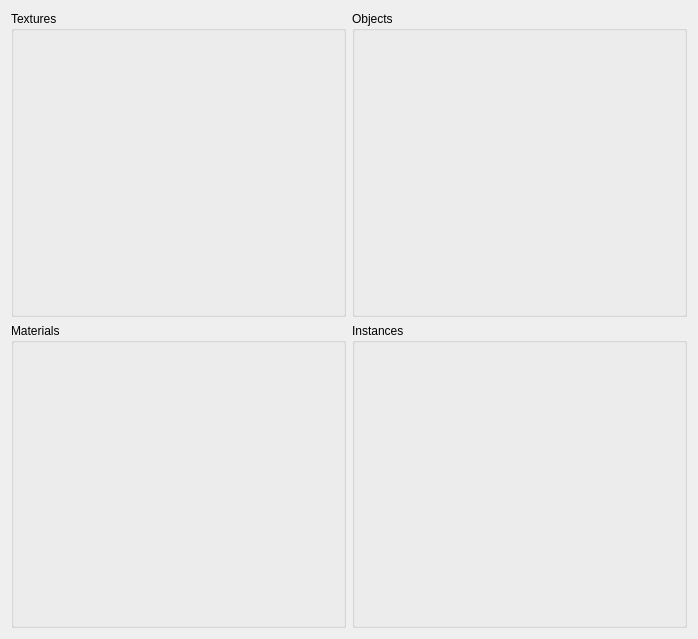
Old version of the form src/RenderDataWidget.ui in the repository MickaelOnTheWave/3dvisualizer.
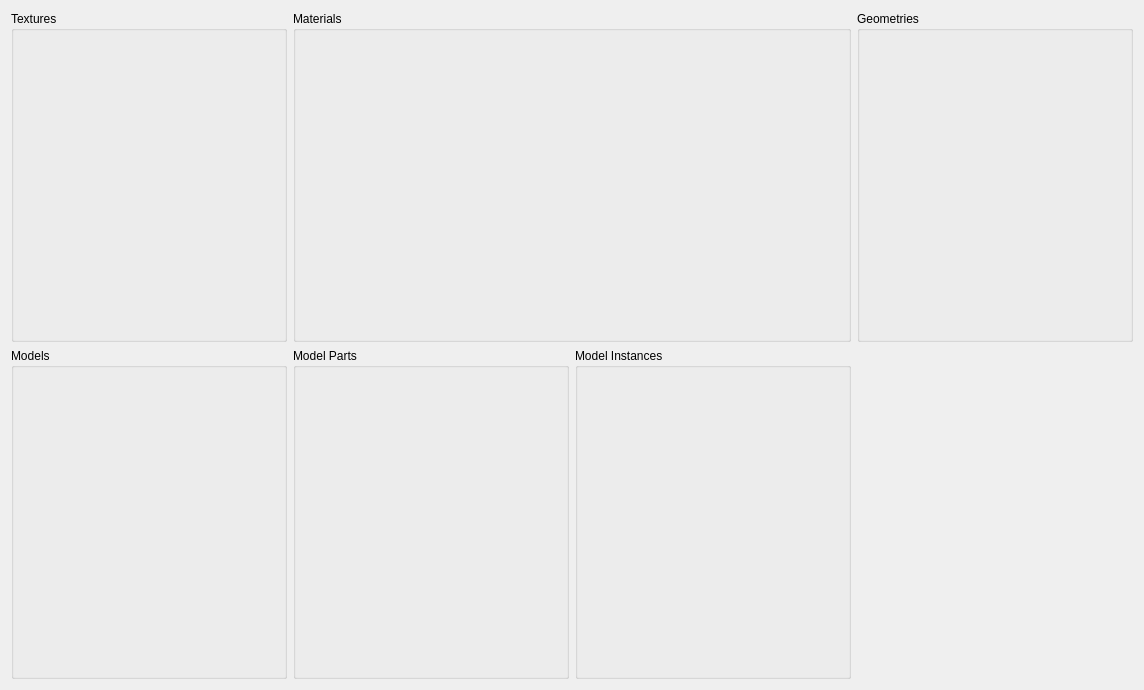
New version of the form.

Commit message: Adapting data editors to display new data. Moved Scene to proper MainWindow.

The edit to the form file:
```diff
--- a/src/RenderDataWidget.ui
+++ b/src/RenderDataWidget.ui
@@ -6,8 +6,8 @@
    <rect>
     <x>0</x>
     <y>0</y>
-    <width>698</width>
-    <height>639</height>
+    <width>1144</width>
+    <height>690</height>
    </rect>
   </property>
   <property name="windowTitle">
@@ -22,23 +22,7 @@
      <layout class="QVBoxLayout" name="verticalLayout_10"/>
     </widget>
    </item>
-   <item row="0" column="1">
-    <widget class="QGroupBox" name="objectsBox">
-     <property name="title">
-      <string>Objects</string>
-     </property>
-     <layout class="QVBoxLayout" name="verticalLayout_2"/>
-    </widget>
-   </item>
-   <item row="1" column="1">
-    <widget class="QGroupBox" name="instancesBox">
-     <property name="title">
-      <string>Instances</string>
-     </property>
-     <layout class="QVBoxLayout" name="verticalLayout_3"/>
-    </widget>
-   </item>
-   <item row="1" column="0">
+   <item row="0" column="1" colspan="2">
     <widget class="QGroupBox" name="materialsBox">
      <property name="title">
       <string>Materials</string>
@@ -46,6 +30,38 @@
      <layout class="QVBoxLayout" name="verticalLayout_9"/>
     </widget>
    </item>
+   <item row="0" column="3">
+    <widget class="QGroupBox" name="geometriesBox">
+     <property name="title">
+      <string>Geometries</string>
+     </property>
+     <layout class="QVBoxLayout" name="verticalLayout_3"/>
+    </widget>
+   </item>
+   <item row="1" column="0">
+    <widget class="QGroupBox" name="modelsBox">
+     <property name="title">
+      <string>Models</string>
+     </property>
+     <layout class="QVBoxLayout" name="verticalLayout_2"/>
+    </widget>
+   </item>
+   <item row="1" column="1">
+    <widget class="QGroupBox" name="modelPartsBox">
+     <property name="title">
+      <string>Model Parts</string>
+     </property>
+     <layout class="QVBoxLayout" name="verticalLayout_4"/>
+    </widget>
+   </item>
+   <item row="1" column="2">
+    <widget class="QGroupBox" name="instancesBox">
+     <property name="title">
+      <string>Model Instances</string>
+     </property>
+     <layout class="QVBoxLayout" name="verticalLayout"/>
+    </widget>
+   </item>
   </layout>
  </widget>
  <resources/>
```
Left out of the diff: 2 changed lines with no effect on the pictures. The commit also changes 19 other files.
